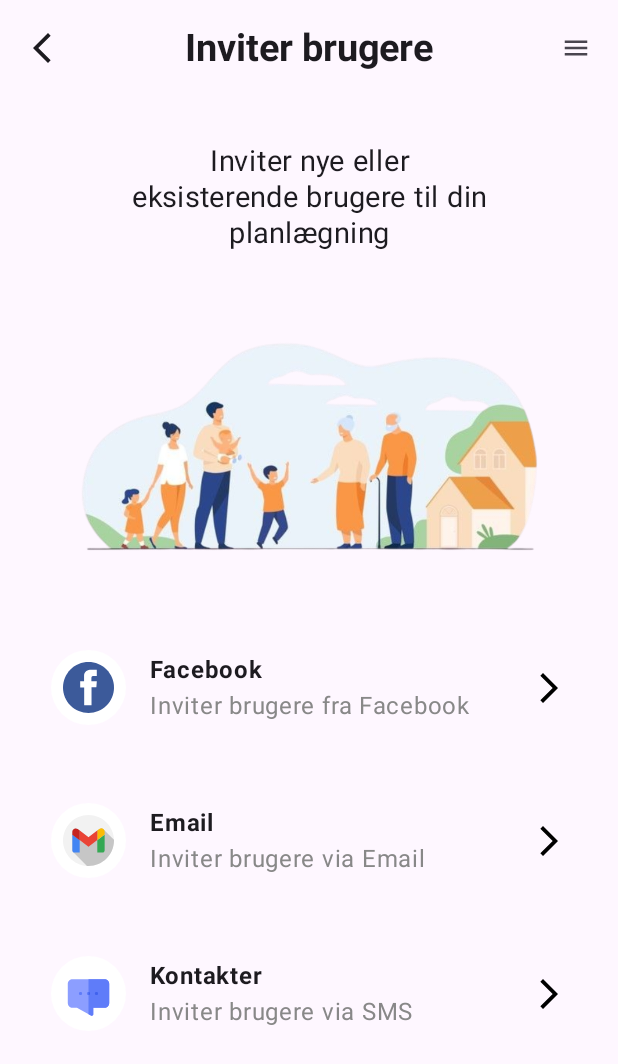
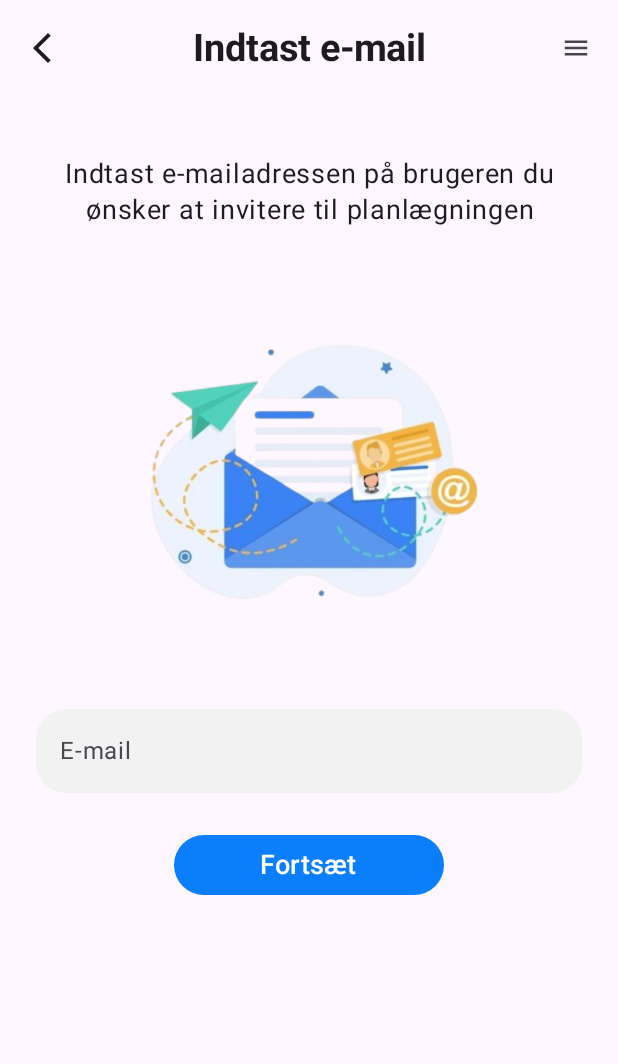
Before and after one commit to DrClocktor/Min-Strom, an Android app built with Jetpack Compose: the screen it shows after launch (MainActivity), after a tap on "Email", on a phone screen of 412 x 824 dp. Shown: the top 1064 px of the screen. Run offline under Robolectric (Android 15) with nearby library versions, the phone set to English and light mode, and no system bars.

Commit message:
added InviteUsersEmail

```diff
--- a/app/src/main/java/com/example/minstrom/MainActivity.kt
+++ b/app/src/main/java/com/example/minstrom/MainActivity.kt
@@ -15,6 +15,7 @@ import com.example.minstrom.ui.theme.MinStromTheme
 import androidx.navigation.compose.rememberNavController
 import androidx.navigation.compose.NavHost
 import androidx.navigation.compose.composable
+import com.example.minstrom.ui.screens.InviteUsersEmail
 import com.example.minstrom.ui.screens.InviteUsersSms
 
 class MainActivity : ComponentActivity() {
@@ -31,6 +32,9 @@ class MainActivity : ComponentActivity() {
                         }
                         composable("invite_sms") {
                             InviteUsersSms(navController)
+                        }
+                        composable("invite_email") { //  Ny side til e-mail invitation
+                            InviteUsersEmail(navController)
                         }
                     }
                 }
--- /dev/null
+++ b/app/src/main/java/com/example/minstrom/ui/screens/InviteUsersEmail.kt
@@ -0,0 +1,169 @@
+package com.example.minstrom.ui.screens
+
+import androidx.compose.foundation.Image
+import androidx.compose.foundation.layout.*
+import androidx.compose.foundation.shape.RoundedCornerShape
+import androidx.compose.foundation.text.KeyboardOptions
+import androidx.compose.material3.*
+import androidx.compose.runtime.*
+import androidx.compose.ui.Alignment
+import androidx.compose.ui.Modifier
+import androidx.compose.ui.graphics.Color
+import androidx.compose.ui.layout.ContentScale
+import androidx.compose.ui.res.painterResource
+import androidx.compose.ui.text.font.FontWeight
+import androidx.compose.ui.text.input.ImeAction
+import androidx.compose.ui.text.input.KeyboardType
+import androidx.compose.ui.text.style.TextAlign
+import androidx.compose.ui.tooling.preview.Preview
+import androidx.compose.ui.unit.dp
+import androidx.compose.ui.unit.sp
+import androidx.navigation.NavController
+import androidx.navigation.compose.rememberNavController
+import com.example.minstrom.R
+
+@OptIn(ExperimentalMaterial3Api::class)
+@Composable
+fun InviteUsersEmail(navController: NavController) {
+    var email by remember { mutableStateOf("") }
+    val isEmailValid = isValidEmail(email)
+    var showDialog by remember { mutableStateOf(false) }
+
+    Scaffold(
+        topBar = {
+            CenterAlignedTopAppBar(
+                title = {
+                    Text("Indtast e-mail", fontSize = 25.sp, fontWeight = FontWeight.Bold)
+                },
+                navigationIcon = {
+                    IconButton(onClick = { navController.popBackStack() }) {
+                        Icon(
+                            painter = painterResource(id = R.drawable.ic_back),
+                            contentDescription = "Tilbage"
+                        )
+                    }
+                },
+                actions = {
+                    IconButton(onClick = { /* Menu handling */ }) {
+                        Icon(
+                            painter = painterResource(id = R.drawable.ic_menu),
+                            contentDescription = "Menu",
+                        )
+                    }
+                }
+            )
+        }
+    ) { innerPadding ->
+        Column(
+            modifier = Modifier
+                .padding(innerPadding)
+                .fillMaxSize()
+                .padding(horizontal = 16.dp),
+            horizontalAlignment = Alignment.CenterHorizontally
+        ) {
+            Spacer(modifier = Modifier.height(40.dp))
+
+            Text(
+                text = "Indtast e-mailadressen på brugeren du ønsker at invitere til planlægningen",
+                fontSize = 18.sp,
+                textAlign = TextAlign.Center
+            )
+
+            Spacer(modifier = Modifier.height(35.dp))
+
+            Image(
+                painter = painterResource(id = R.drawable.email), // Brug samme billede
+                contentDescription = "Email illustration",
+                modifier = Modifier
+                    .fillMaxWidth()
+                    .height(250.dp),
+                contentScale = ContentScale.Fit
+            )
+
+            Spacer(modifier = Modifier.height(35.dp))
+
+            // 👇 Email TextField
+            TextField(
+                value = email,
+                onValueChange = { email = it },
+                label = { Text("E-mail") },
+                placeholder = { Text("example@email.com") },
+                trailingIcon = {
+                    if (isEmailValid) {
+                        Image(
+                            painter = painterResource(id = R.drawable.ic_verified), // Dit grønne check ikon
+                            contentDescription = "Verified",
+                            modifier = Modifier.size(45.dp)
+                        )
+                    }
+                },
+                keyboardOptions = KeyboardOptions(
+                    keyboardType = KeyboardType.Email,
+                    imeAction = ImeAction.Done
+                ),
+                singleLine = true,
+                modifier = Modifier
+                    .fillMaxWidth()
+                    .padding(horizontal = 8.dp),
+                shape = RoundedCornerShape(20.dp),
+                colors = TextFieldDefaults.textFieldColors(
+                    containerColor = Color(0xFFF2F2F2),
+                    focusedIndicatorColor = Color.Transparent,
+                    unfocusedIndicatorColor = Color.Transparent
+                )
+            )
+
+            Spacer(modifier = Modifier.height(24.dp))
+
+            // Blå "Fortsæt" knap
+            Button(
+                onClick = {
+                    showDialog = true
+                },
+                enabled = isEmailValid, // Kun aktiv når email er valid!
+                modifier = Modifier
+                    .width(220.dp)
+                    .padding(horizontal = 20.dp),
+                colors = ButtonDefaults.buttonColors(
+                    containerColor = Color(0xFF0A7EFD),
+                    disabledContainerColor = Color(0xFF0A7EFD) //
+                )
+            ) {
+                Text(text = "Fortsæt", fontSize = 18.sp, color = Color.White)
+            }
+
+            if (showDialog) {
+                AlertDialog(
+                    onDismissRequest = { showDialog = false },
+                    confirmButton = {
+                        Button(
+                            onClick = { showDialog = false },
+                            colors = ButtonDefaults.buttonColors(
+                                containerColor = Color(0xFF0A7EFD)
+                            )
+                        ) {
+                            Text("OK", color = Color.White)
+                        }
+                    },
+                    title = {
+                        Text(text = "Invitation sendt!")
+                    },
+                    text = {
+                        Text(text = "Den inviterede vil modtage et link på e-mail og blive tilføjet til planlægningsfunktionen i Min Strøm⚡.")
+                    }
+                )
+            }
+        }
+    }
+}
+
+// Validerer om emailen er korrekt
+fun isValidEmail(email: String): Boolean {
+    return email.contains("@") && email.contains(".") && email.length > 7
+}
+
+@Preview(showBackground = true)
+@Composable
+fun InviteUsersEmailPreview() {
+    InviteUsersEmail(navController = rememberNavController())
+}
--- a/app/src/main/java/com/example/minstrom/ui/screens/InviteUsersScreen.kt
+++ b/app/src/main/java/com/example/minstrom/ui/screens/InviteUsersScreen.kt
@@ -96,7 +96,8 @@ fun InviteUsersScreen(navController: NavController) {
                 iconRes = R.drawable.ic_email,
                 title = "Email",
                 subtitle = "Inviter brugere via Email",
-                onClick = { /* Handling for Email */ }
+                onClick = { navController.navigate("invite_email") // 👈 Naviger til InviteUsersEmail
+                }
             )
 
             Spacer(modifier = Modifier.height(16.dp))
```
Also changed, not shown: app/src/main/res/drawable/email.png (added).
